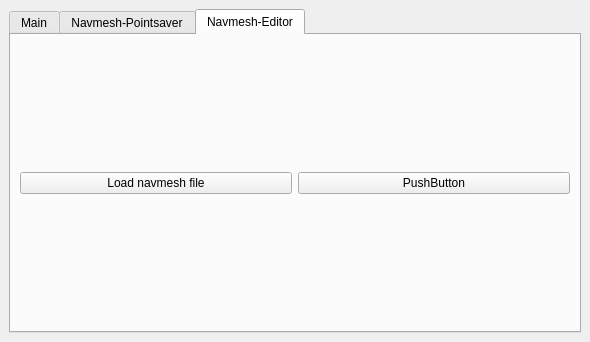
First picture: the form in CSGO_AI/include/MainWindow.ui, repository Georg-S/CS-GO-AI, before the edit.
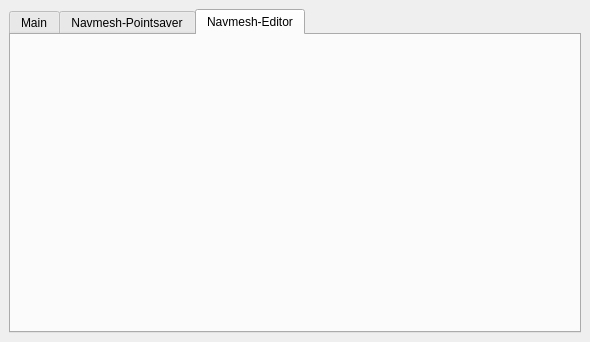
Second picture: the form after the edit.

What changed in the file:
```diff
--- a/CSGO_AI/include/MainWindow.ui
+++ b/CSGO_AI/include/MainWindow.ui
@@ -194,26 +194,7 @@
        <attribute name="title">
         <string>Navmesh-Editor</string>
        </attribute>
-       <layout class="QVBoxLayout" name="editor_tab_layout">
-        <item>
-         <layout class="QHBoxLayout" name="horizontalLayout_3">
-          <item>
-           <widget class="QPushButton" name="button_load_navmesh">
-            <property name="text">
-             <string>Load navmesh file</string>
-            </property>
-           </widget>
-          </item>
-          <item>
-           <widget class="QPushButton" name="pushButton_2">
-            <property name="text">
-             <string>PushButton</string>
-            </property>
-           </widget>
-          </item>
-         </layout>
-        </item>
-       </layout>
+       <layout class="QVBoxLayout" name="editor_tab_layout"/>
       </widget>
      </widget>
     </item>
```
